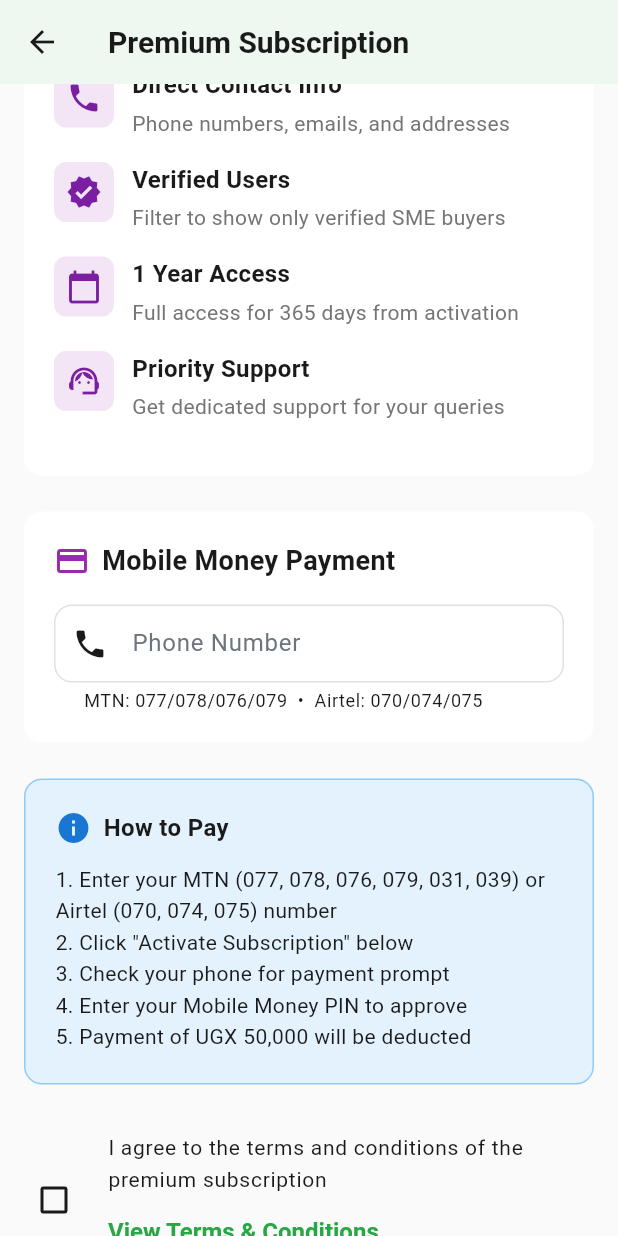
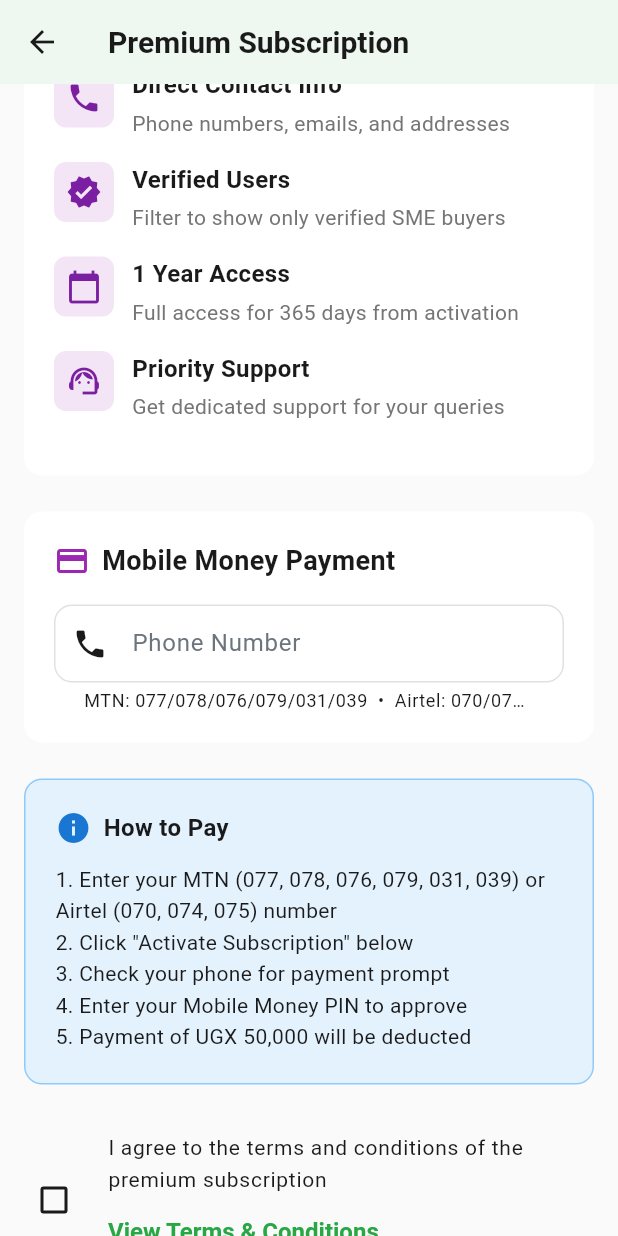
Before and after one commit to DrakeNamanya/sayekataleapp, a Flutter app: the SubscriptionPurchaseScreen screen opened directly, scrolled down 576 dp, on a phone screen of 412 x 824 dp. Run offline on Flutter 3.47's test engine with Material 3 defaults, Android fonts, the phone set to English and light mode, and no system bars; our stand-ins replace cached_network_image, carousel_slider, cloud_firestore, csv, dots_indicator, firebase_auth and 12 more; missing offline and left inert: dart:html; accounts and stored records are empty.

Commit message:
Update UI to show all Uganda MTN prefixes (031/039 added to helper text)

```diff
--- a/lib/screens/shg/subscription_purchase_screen.dart
+++ b/lib/screens/shg/subscription_purchase_screen.dart
@@ -572,7 +572,7 @@ class _SubscriptionPurchaseScreenState
                     )
                   : null,
               border: const OutlineInputBorder(),
-              helperText: 'MTN: 077/078/076/079  •  Airtel: 070/074/075',
+              helperText: 'MTN: 077/078/076/079/031/039  •  Airtel: 070/074/075',
             ),
           ),
           if (_detectedOperator == MobileMoneyOperator.unknown) ...[
```
